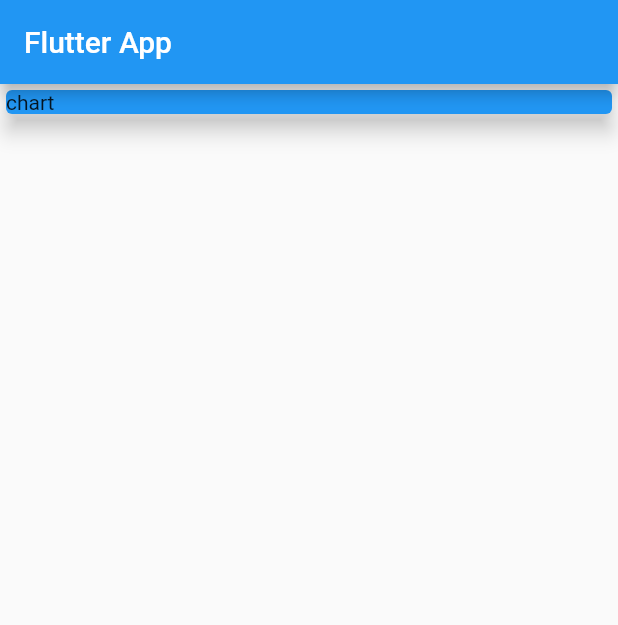
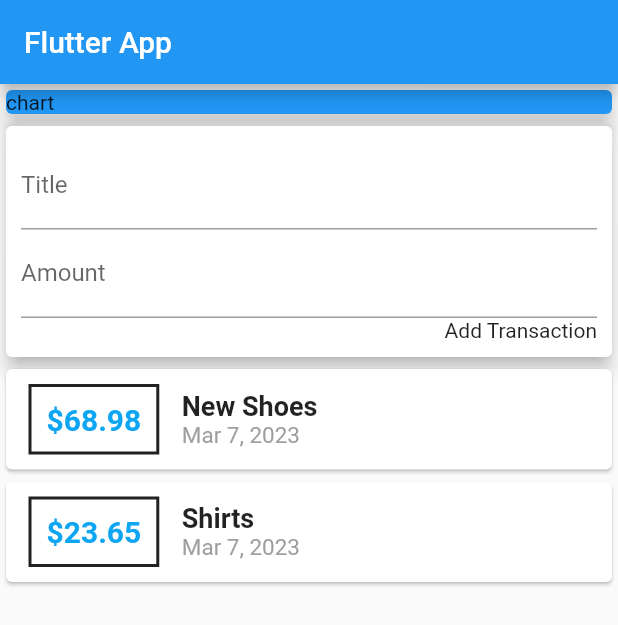
Before and after one commit to thanis04/daily_expenses, a Flutter app: the screen it shows after launch, on a phone screen of 412 x 824 dp. Shown: the top 625 px of the screen. Run offline on Flutter 3.47's test engine with Material 2 defaults, Android fonts, the light colour scheme and no system bars; our stand-ins replace device_preview; missing offline and left inert: flat_3d_button.

Commit message:
usertransaction widget add, unused package removed

```diff
--- a/lib/main.dart
+++ b/lib/main.dart
@@ -1,5 +1,4 @@
-import 'package:daily_expenses/widgets/new_transaction.dart';
-import 'package:daily_expenses/widgets/transaction_list.dart';
+import 'package:daily_expenses/widgets/user_transaction.dart';
 import 'package:flutter/material.dart';
 import 'package:device_preview/device_preview.dart';
 
@@ -41,6 +40,7 @@
               elevation: 6,
             ),
           ),
+          UserTransactions(),
         ],
       ),
     );
--- a/lib/widgets/new_transaction.dart
+++ b/lib/widgets/new_transaction.dart
@@ -2,9 +2,11 @@
 import 'package:flat_3d_button/flat_3d_button.dart';
 
 class NewTransaction extends StatelessWidget {
+  final Function addTx;
   final titleController = TextEditingController();
   final amountController = TextEditingController();
 
+  NewTransaction(this.addTx);
   @override
   Widget build(BuildContext context) {
     return Card(
@@ -24,8 +26,10 @@
               ),
               Flat3dButton(
                 onPressed: () {
-                  print(titleController.text);
-                  print(amountController.text);
+                  addTx(
+                    titleController.text,
+                    double.parse(amountController.text),
+                  );
                 },
                 child: Text('Add Transaction'),
                 color: Colors.brown,
--- a/lib/widgets/transaction_list.dart
+++ b/lib/widgets/transaction_list.dart
@@ -3,10 +3,12 @@
 import 'package:intl/intl.dart';
 
 class TransactionList extends StatelessWidget {
+  final List<Transaction> transaction;
+  TransactionList(this.transaction);
   @override
   Widget build(BuildContext context) {
     return Column(
-      children: _userTransactions.map((tx) {
+      children: transaction.map((tx) {
         return Card(
           child: Row(
             children: <Widget>[
--- a/lib/widgets/user_transaction.dart
+++ b/lib/widgets/user_transaction.dart
@@ -4,6 +4,11 @@
 import '../models/transaction.dart';
 
 class UserTransactions extends StatefulWidget {
+  @override
+  _UserTransactionsState createState() => _UserTransactionsState();
+}
+
+class _UserTransactionsState extends State<UserTransactions> {
   final List<Transaction> _userTransactions = [
     Transaction(
       id: 't1',
@@ -18,17 +23,24 @@
       date: DateTime.now(),
     ),
   ];
-  @override
-  _UserTransactionsState createState() => _UserTransactionsState();
-}
+  void _addNewTransaction(String txTitle, double txAmount) {
+    final newTx = Transaction(
+      id: DateTime.now().toString(),
+      title: txTitle,
+      amount: txAmount,
+      date: DateTime.now(),
+    );
+    setState(() {
+      _userTransactions.add(newTx);
+    });
+  }
 
-class _UserTransactionsState extends State<UserTransactions> {
   @override
   Widget build(BuildContext context) {
     return Column(
       children: <Widget>[
-        NewTransaction(),
-        TransactionList(),
+        NewTransaction(_addNewTransaction),
+        TransactionList(_userTransactions),
       ],
     );
   }
```
